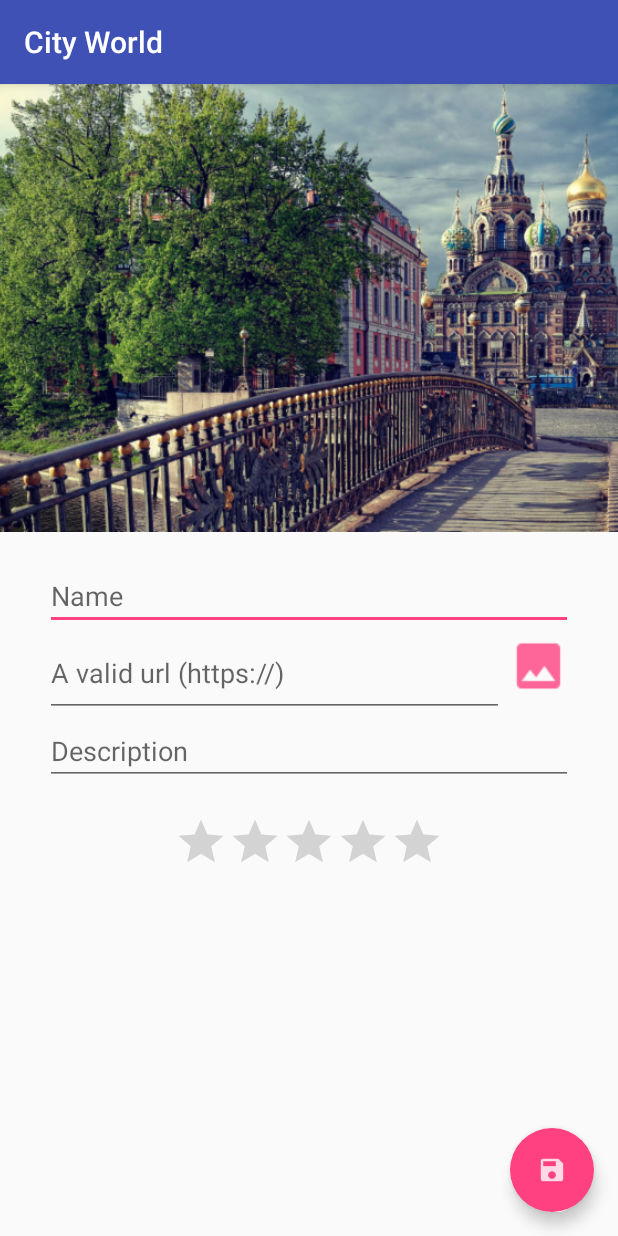
After one commit to juliolopeztorres/android_course_session_04_lab, an Android app: the CityDetailsActivity screen opened directly, with no data from a screen before it, on a phone screen of 412 x 824 dp. The commit adds this screen. Run offline under Robolectric (Android 15) with nearby library versions, the phone set to English and light mode, and no system bars.

Commit message:
feat: Add second activity in order to add and edit a city (Layout, icons and activity)

```diff
--- /dev/null
+++ b/app/src/main/java/oob/cityworld/activities/CityDetailsActivity.java
@@ -0,0 +1,15 @@
+package oob.cityworld.activities;
+
+import android.support.v7.app.AppCompatActivity;
+import android.os.Bundle;
+
+import oob.cityworld.R;
+
+public class CityDetailsActivity extends AppCompatActivity {
+
+    @Override
+    protected void onCreate(Bundle savedInstanceState) {
+        super.onCreate(savedInstanceState);
+        setContentView(R.layout.activity_city_details);
+    }
+}
--- /dev/null
+++ b/app/src/main/res/layout/activity_city_details.xml
@@ -0,0 +1,102 @@
+<?xml version="1.0" encoding="utf-8"?>
+<FrameLayout xmlns:android="http://schemas.android.com/apk/res/android"
+    xmlns:app="http://schemas.android.com/apk/res-auto"
+    android:layout_width="match_parent"
+    android:layout_height="match_parent"
+    android:background="?android:selectableItemBackground"
+    >
+
+    <LinearLayout
+        android:layout_width="match_parent"
+        android:layout_height="match_parent"
+        android:orientation="vertical"
+        >
+
+        <ImageView
+            android:layout_width="match_parent"
+            android:layout_height="0dp"
+            android:layout_weight="0.4"
+            android:contentDescription="@string/city_background_description"
+            android:src="@drawable/city"
+            android:adjustViewBounds="true"
+            android:scaleType="centerCrop"
+            />
+
+        <LinearLayout
+            android:layout_width="match_parent"
+            android:layout_height="0dp"
+            android:layout_weight="0.6"
+            android:orientation="vertical"
+            android:layout_marginTop="20dp"
+            android:paddingLeft="30dp"
+            android:paddingRight="30dp"
+            >
+
+            <EditText
+                android:id="@+id/inputName"
+                android:layout_width="match_parent"
+                android:layout_height="wrap_content"
+                android:hint="@string/inputNameHint"
+                android:maxLength="50"
+                android:maxLines="1"
+                />
+
+            <LinearLayout
+                android:layout_width="match_parent"
+                android:layout_height="wrap_content"
+                android:orientation="horizontal">
+
+                <EditText
+                    android:id="@+id/inputBackgroundUrl"
+                    android:layout_width="0dp"
+                    android:layout_weight="0.87"
+                    android:layout_height="match_parent"
+                    android:hint="@string/inputBackgroundUrl"
+                    android:inputType="textUri"
+                    />
+
+                <Button
+                    android:layout_width="0dp"
+                    android:layout_weight="0.13"
+                    android:layout_height="match_parent"
+                    android:background="@drawable/ic_see_button"
+                    android:layout_marginBottom="10dp"
+                    />
+
+            </LinearLayout>
+
+            <EditText
+                android:id="@+id/inputDescription"
+                android:layout_width="match_parent"
+                android:layout_height="wrap_content"
+                android:hint="@string/inputDescriptionHint"
+                android:maxLength="100"
+                android:maxLines="3"
+                />
+
+            <RatingBar
+                android:id="@+id/ratingBar"
+                android:layout_marginTop="20dp"
+                android:layout_width="wrap_content"
+                android:layout_height="wrap_content"
+                android:layout_gravity="center_horizontal"
+                android:numStars="5"
+                style="?android:attr/ratingBarStyleIndicator"
+                android:isIndicator="false"
+                />
+        </LinearLayout>
+
+    </LinearLayout>
+
+
+    <android.support.design.widget.FloatingActionButton
+        android:id="@+id/fabDetailCity"
+        android:layout_width="wrap_content"
+        android:layout_height="wrap_content"
+        android:layout_gravity="bottom|end"
+        android:layout_margin="@dimen/fabMargin"
+        android:src="@drawable/ic_save_fab"
+        app:borderWidth="0dp"
+        android:clickable="true"
+        />
+</FrameLayout>
--- a/app/src/main/res/values/strings.xml
+++ b/app/src/main/res/values/strings.xml
@@ -3,6 +3,10 @@
     <string name="btn_delete">DELETE</string>
     <string name="city_background_description">City\'s picture</string>
     <string name="star_icon_description">Number of stars</string>
+
+    <string name="inputNameHint">Name</string>
+    <string name="inputDescriptionHint">Description</string>
+    <string name="inputBackgroundUrl">A valid url (https://)</string>
 
     <string name="positive_action_button_text_delete_city">Remove</string>
     <string name="negative_action_button_text_standard">Cancel</string>
```
Also changed, not shown: app/src/main/res/drawable-hdpi/ic_save_fab.png (added), app/src/main/res/drawable-hdpi/ic_see_button.png (added), app/src/main/res/drawable-mdpi/ic_save_fab.png (added), app/src/main/res/drawable-mdpi/ic_see_button.png (added), app/src/main/res/drawable-xhdpi/ic_save_fab.png (added), app/src/main/res/drawable-xhdpi/ic_see_button.png (added), app/src/main/res/drawable-xxhdpi/ic_save_fab.png (added), app/src/main/res/drawable-xxhdpi/ic_see_button.png (added).
